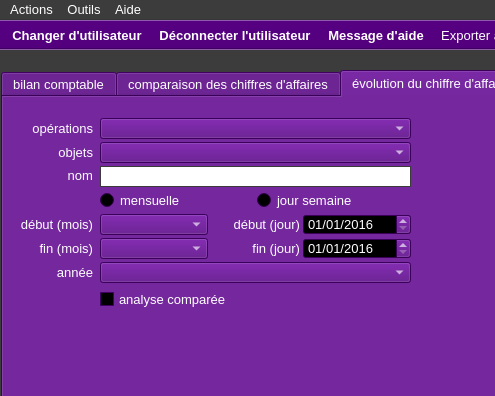
xnoumbissinoundou/yeroth-erp-3.0, file ui/yeroth-erp-tableaux-de-bord-window.ui: the form before one commit; both pictures show x 0 to 495 and y 0 to 396 of the 800 by 600 pixel window.
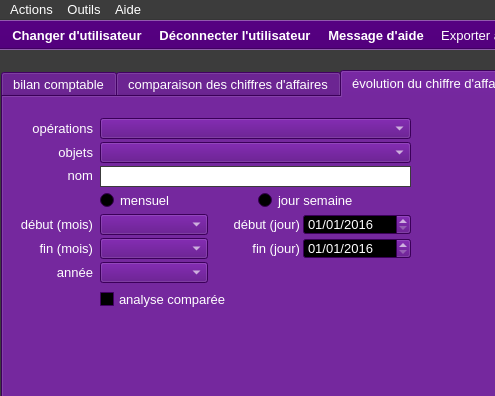
The form after the commit. The open tabs and pages were chosen to show the change. Icons and pictures are not drawn. Custom widgets are drawn as their Qt base class.

```diff
--- a/ui/yeroth-erp-tableaux-de-bord-window.ui
+++ b/ui/yeroth-erp-tableaux-de-bord-window.ui
@@ -9191,7 +9191,7 @@
        <rect>
         <x>97</x>
         <y>165</y>
-        <width>311</width>
+        <width>108</width>
         <height>21</height>
        </rect>
       </property>
@@ -10564,13 +10564,13 @@
        </rect>
       </property>
       <property name="text">
-       <string>mensuelle</string>
+       <string>mensuel</string>
       </property>
      </widget>
      <widget class="QRadioButton" name="radioButton_jour_semaine">
       <property name="geometry">
        <rect>
-        <x>254</x>
+        <x>255</x>
         <y>93</y>
         <width>150</width>
         <height>21</height>
```
Left out of the diff: 2 changed lines with no effect on the pictures.
